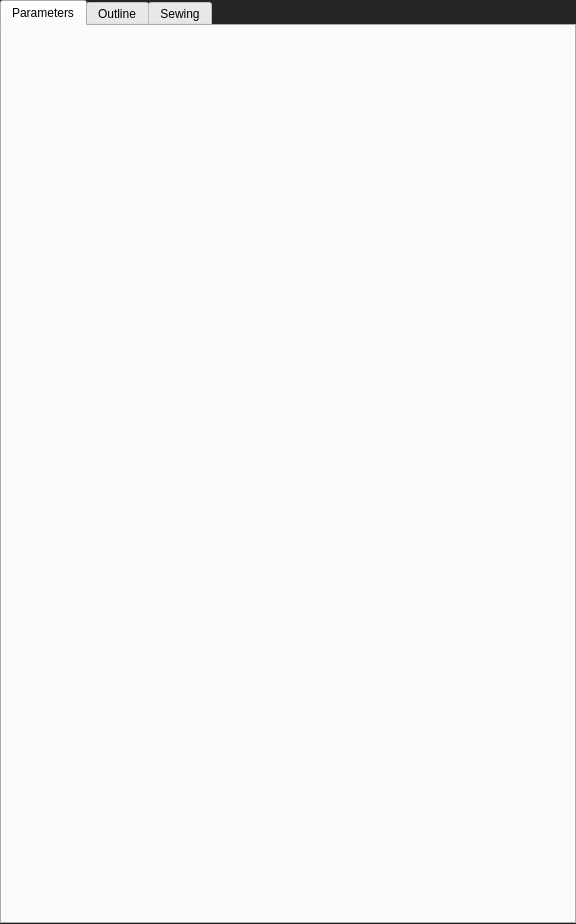
First picture: the form in pattern-builder/ui/PatternBuilderDockWidget.ui, repository e-e-m-i-l-e-e/Chrysalis, before the edit.
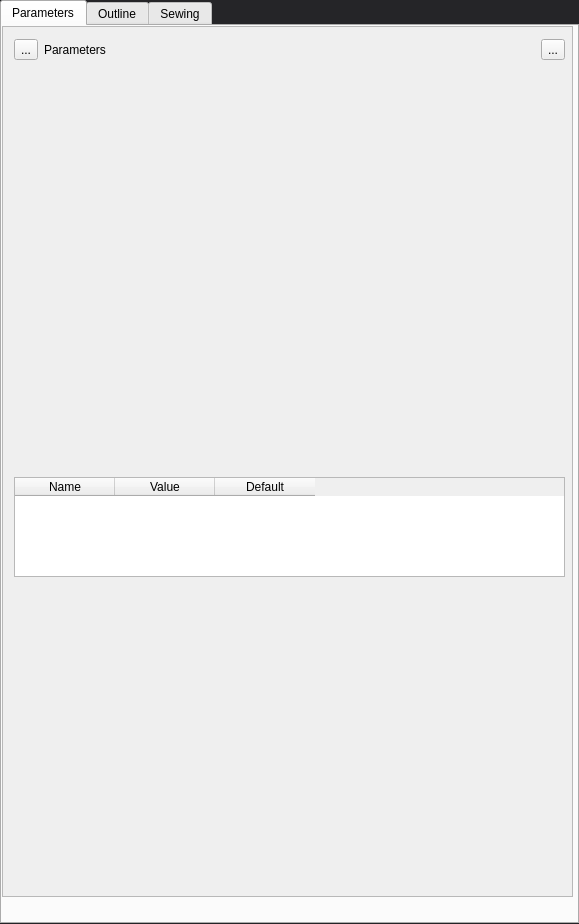
Second picture: the form after the edit. Custom widgets are drawn as their Qt base class.

```diff
--- a/pattern-builder/ui/PatternBuilderDockWidget.ui
+++ b/pattern-builder/ui/PatternBuilderDockWidget.ui
@@ -12,12 +12,12 @@
    <rect>
     <x>0</x>
     <y>0</y>
-    <width>576</width>
+    <width>579</width>
     <height>924</height>
    </rect>
   </property>
   <property name="sizePolicy">
-   <sizepolicy hsizetype="Preferred" vsizetype="Preferred">
+   <sizepolicy hsizetype="Expanding" vsizetype="Preferred">
     <horstretch>0</horstretch>
     <verstretch>0</verstretch>
    </sizepolicy>
@@ -261,7 +261,7 @@
     <bool>true</bool>
    </property>
    <property name="sizePolicy">
-    <sizepolicy hsizetype="Preferred" vsizetype="Preferred">
+    <sizepolicy hsizetype="Expanding" vsizetype="Preferred">
      <horstretch>0</horstretch>
      <verstretch>0</verstretch>
     </sizepolicy>
@@ -671,10 +671,182 @@
       <property name="tabBarAutoHide">
        <bool>false</bool>
       </property>
-      <widget class="QWidget" name="parameters">
+      <widget class="QWidget" name="parametersTab">
+       <property name="sizePolicy">
+        <sizepolicy hsizetype="Expanding" vsizetype="Preferred">
+         <horstretch>0</horstretch>
+         <verstretch>0</verstretch>
+        </sizepolicy>
+       </property>
        <attribute name="title">
         <string>Parameters</string>
        </attribute>
+       <widget class="QScrollArea" name="scrollArea">
+        <property name="geometry">
+         <rect>
+          <x>0</x>
+          <y>0</y>
+          <width>571</width>
+          <height>871</height>
+         </rect>
+        </property>
+        <property name="widgetResizable">
+         <bool>true</bool>
+        </property>
+        <widget class="QWidget" name="scrollAreaWidgetContents">
+         <property name="geometry">
+          <rect>
+           <x>0</x>
+           <y>0</y>
+           <width>569</width>
+           <height>869</height>
+          </rect>
+         </property>
+         <property name="sizePolicy">
+          <sizepolicy hsizetype="Expanding" vsizetype="Preferred">
+           <horstretch>0</horstretch>
+           <verstretch>0</verstretch>
+          </sizepolicy>
+         </property>
+         <widget class="QWidget" name="">
+          <property name="geometry">
+           <rect>
+            <x>11</x>
+            <y>11</y>
+            <width>551</width>
+            <height>851</height>
+           </rect>
+          </property>
+          <layout class="QVBoxLayout" name="verticalLayout">
+           <item>
+            <widget class="QWidget" name="parametersTitle" native="true">
+             <property name="sizePolicy">
+              <sizepolicy hsizetype="Expanding" vsizetype="Minimum">
+               <horstretch>0</horstretch>
+               <verstretch>0</verstretch>
+              </sizepolicy>
+             </property>
+             <property name="minimumSize">
+              <size>
+               <width>0</width>
+               <height>25</height>
+              </size>
+             </property>
+             <widget class="QWidget" name="layoutWidget_2">
+              <property name="geometry">
+               <rect>
+                <x>0</x>
+                <y>0</y>
+                <width>551</width>
+                <height>24</height>
+               </rect>
+              </property>
+              <layout class="QHBoxLayout" name="horizontalLayout">
+               <item>
+                <widget class="QToolButton" name="toolButton">
+                 <property name="text">
+                  <string>...</string>
+                 </property>
+                </widget>
+               </item>
+               <item>
+                <widget class="QLabel" name="label">
+                 <property name="text">
+                  <string>Parameters</string>
+                 </property>
+                </widget>
+               </item>
+               <item>
+                <spacer name="horizontalSpacer">
+                 <property name="orientation">
+                  <enum>Qt::Horizontal</enum>
+                 </property>
+                 <property name="sizeHint" stdset="0">
+                  <size>
+                   <width>40</width>
+                   <height>20</height>
+                  </size>
+                 </property>
+                </spacer>
+               </item>
+               <item>
+                <widget class="QToolButton" name="toolButton_2">
+                 <property name="text">
+                  <string>...</string>
+                 </property>
+                </widget>
+               </item>
+              </layout>
+             </widget>
+            </widget>
+           </item>
+           <item>
+            <widget class="QWidget" name="parametersContent" native="true">
+             <property name="sizePolicy">
+              <sizepolicy hsizetype="Expanding" vsizetype="Preferred">
+               <horstretch>0</horstretch>
+               <verstretch>0</verstretch>
+              </sizepolicy>
+             </property>
+             <widget class="QTableWidget" name="tableWidget">
+              <property name="geometry">
+               <rect>
+                <x>0</x>
+                <y>10</y>
+                <width>551</width>
+                <height>100</height>
+               </rect>
+              </property>
+              <property name="sizePolicy">
+               <sizepolicy hsizetype="Expanding" vsizetype="Preferred">
+                <horstretch>0</horstretch>
+                <verstretch>0</verstretch>
+               </sizepolicy>
+              </property>
+              <attribute name="horizontalHeaderStretchLastSection">
+               <bool>false</bool>
+              </attribute>
+              <attribute name="verticalHeaderStretchLastSection">
+               <bool>false</bool>
+              </attribute>
+              <column>
+               <property name="text">
+                <string>Name</string>
+               </property>
+              </column>
+              <column>
+               <property name="text">
+                <string>Value</string>
+               </property>
+              </column>
+              <column>
+               <property name="text">
+                <string>Default</string>
+               </property>
+              </column>
+             </widget>
+            </widget>
+           </item>
+           <item>
+            <spacer name="verticalSpacer">
+             <property name="orientation">
+              <enum>Qt::Vertical</enum>
+             </property>
+             <property name="sizeType">
+              <enum>QSizePolicy::Minimum</enum>
+             </property>
+             <property name="sizeHint" stdset="0">
+              <size>
+               <width>20</width>
+               <height>0</height>
+              </size>
+             </property>
+            </spacer>
+           </item>
+          </layout>
+         </widget>
+        </widget>
+       </widget>
       </widget>
       <widget class="QWidget" name="outline">
        <attribute name="title">
```
Left out of the diff: 80 changed lines with no effect on the pictures.
